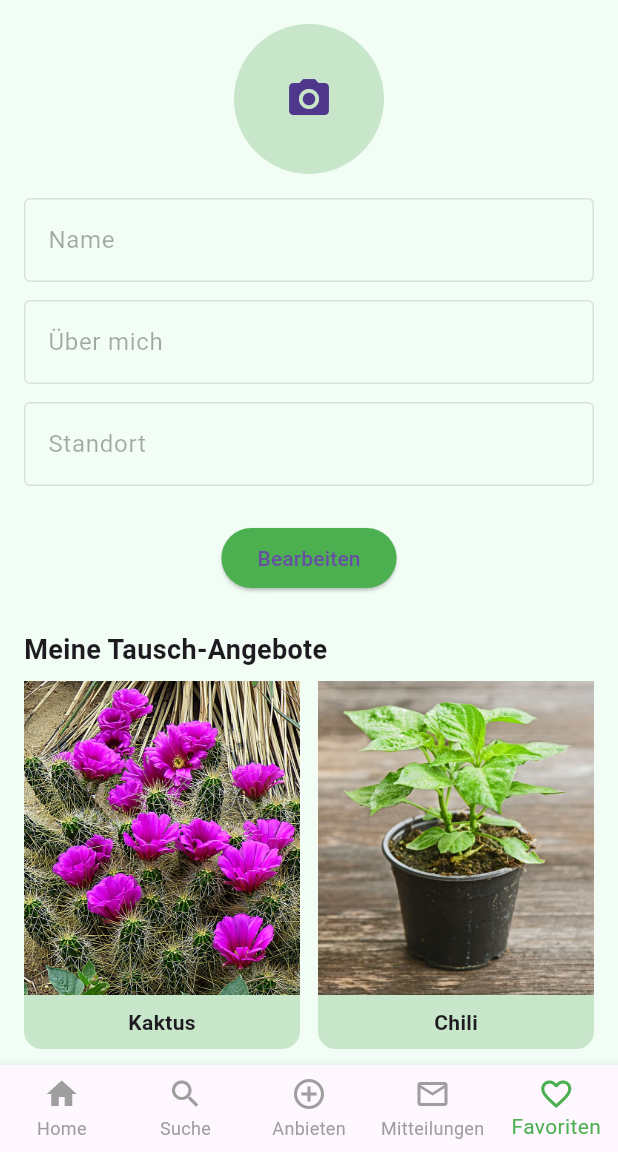
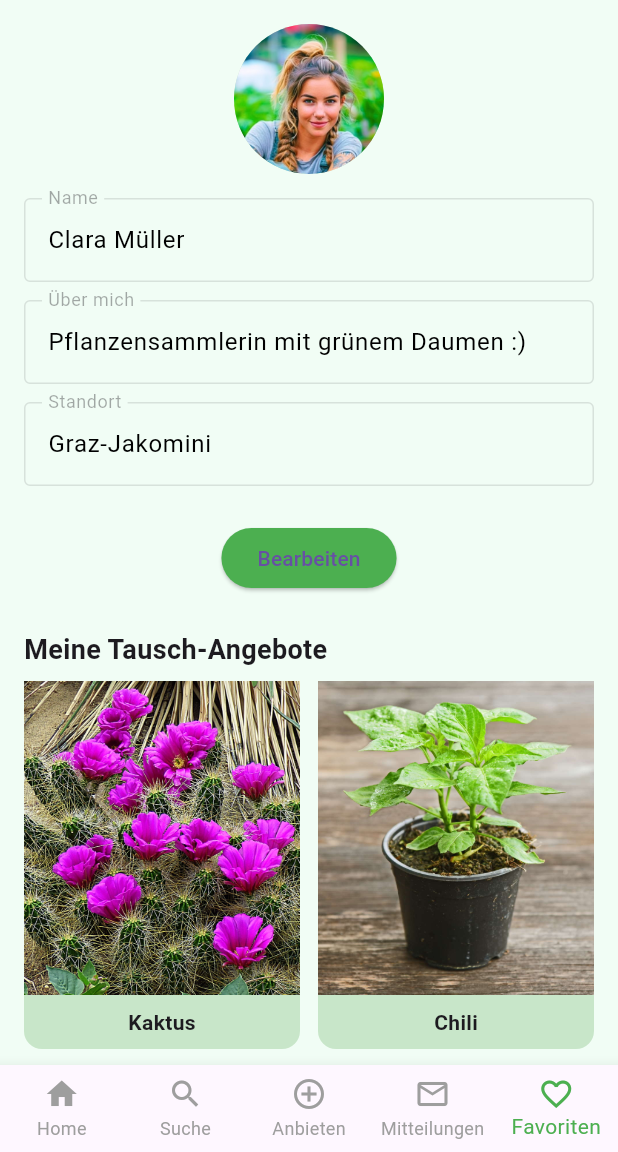
Before and after one commit to Anjanjanja1/GrowCircle, a Flutter app: the DashboardPage screen opened directly, after a tap on the "person" icon, on a phone screen of 412 x 824 dp, the part 84-1236 px from its top. Run offline on Flutter 3.47's test engine with Material 3 defaults, Android fonts, the phone set to English and light mode, and no system bars; our stand-ins replace flutter_map, geocoding, geolocator, image_picker, latlong2.

Commit message:
Profle Page, Dummy Data, Plant Detail Page

```diff
--- a/lib/dummy_data.dart
+++ b/lib/dummy_data.dart
@@ -37,7 +37,10 @@ class DummyUser {
 // Dummy Benutzer
 final List<DummyUser> dummyUsers = [
   DummyUser(id: 'u1', name: 'Anna'),
-  DummyUser(id: 'u2', name: 'Lukas'),
+  DummyUser(id: 'u2', name: 'Clara'),
+  DummyUser(id: 'u3', name: 'Sophia'),
+  DummyUser(id: 'u4', name: 'Anja'),
+  DummyUser(id: 'u5', name: 'Lukas'),
 ];
 
 // Dummy Pflanzen rund um Graz
@@ -60,7 +63,7 @@ final List<DummyPlant> dummyPlants = [
     pflanzenstadium: 'Ableger',
     beschreibung: 'Frischer Basilikum für deine Küche',
     standort: LatLng(47.0750, 15.4500), // Lendplatz
-    benutzerId: 'u1',
+    benutzerId: 'u3',
     bildPfad: 'assets/images/plants/basilikum.jpg',
     istFavorit: false,
   ),
@@ -71,7 +74,7 @@ final List<DummyPlant> dummyPlants = [
     pflanzenstadium: 'Jungpflanze',
     beschreibung: 'Sehr pflegeleicht und heilend',
     standort: LatLng(47.0670, 15.4300), // Jakominiplatz
-    benutzerId: 'u1',
+    benutzerId: 'u5',
     bildPfad: 'assets/images/plants/aloe_vera.jpg',
     istFavorit: true,
   ),
@@ -82,7 +85,7 @@ final List<DummyPlant> dummyPlants = [
     pflanzenstadium: 'Jungpflanze',
     beschreibung: 'Ideal für Tee!',
     standort: LatLng(47.0735, 15.4420), // Uni Graz
-    benutzerId: 'u1',
+    benutzerId: 'u3',
     bildPfad: 'assets/images/plants/minze.jpg',
     istFavorit: true,
   ),
@@ -93,7 +96,7 @@ final List<DummyPlant> dummyPlants = [
     pflanzenstadium: 'Ausgewachsen',
     beschreibung: 'Duftet wunderbar!',
     standort: LatLng(47.0690, 15.4600), // Murpark
-    benutzerId: 'u1',
+    benutzerId: 'u4',
     bildPfad: 'assets/images/plants/lavendel.jpg',
     istFavorit: false,
   ),
@@ -115,7 +118,7 @@ final List<DummyPlant> dummyPlants = [
     pflanzenstadium: 'Jungpflanze',
     beschreibung: 'Pflegeleichter Hingucker mit langen, schmalen Blättern.',
     standort: LatLng(47.0725, 15.4480), // Schlossberg
-    benutzerId: 'u1',
+    benutzerId: 'u5',
     bildPfad: 'assets/images/plants/drachenbaum.jpg',
     istFavorit: false,
   ),
@@ -126,7 +129,7 @@ final List<DummyPlant> dummyPlants = [
     pflanzenstadium: 'Ableger',
     beschreibung: 'Wächst schnell nach – ideal für frische Küche.',
     standort: LatLng(47.0742, 15.4444), // Stadtpark
-    benutzerId: 'u1',
+    benutzerId: 'u3',
     bildPfad: 'assets/images/plants/petersilie.jpg',
     istFavorit: true,
   ),
@@ -137,7 +140,7 @@ final List<DummyPlant> dummyPlants = [
     pflanzenstadium: 'Jungpflanze',
     beschreibung: 'Würzig duftender Küchenklassiker.',
     standort: LatLng(47.0701, 15.4499), // Murinsel
-    benutzerId: 'u1',
+    benutzerId: 'u4',
     bildPfad: 'assets/images/plants/thymian.jpg',
     istFavorit: false,
   ),
@@ -170,7 +173,7 @@ final List<DummyPlant> dummyPlants = [
     pflanzenstadium: 'Ausgewachsen',
     beschreibung: 'Wächst kräftig – ideal für Pizza-Fans!',
     standort: LatLng(47.0697, 15.4407), // Hauptplatz
-    benutzerId: 'u1',
+    benutzerId: 'u3',
     bildPfad: 'assets/images/plants/oregano.jpg',
     istFavorit: false,
   ),
@@ -181,7 +184,7 @@ final List<DummyPlant> dummyPlants = [
     pflanzenstadium: 'Jungpflanze',
     beschreibung: 'Große weiche Blätter, wächst schnell.',
     standort: LatLng(47.0658, 15.4455), // Jakoministraße
-    benutzerId: 'u1',
+    benutzerId: 'u5',
     bildPfad: 'assets/images/plants/zimmerlinde.jpg',
     istFavorit: false,
   ),
@@ -192,7 +195,7 @@ final List<DummyPlant> dummyPlants = [
     pflanzenstadium: 'Ableger',
     beschreibung: 'Beruhigend und lecker im Tee.',
     standort: LatLng(47.0711, 15.4520), // Griesplatz
-    benutzerId: 'u1',
+    benutzerId: 'u4',
     bildPfad: 'assets/images/plants/zitronenmelisse.jpg',
     istFavorit: true,
   ),
--- a/lib/profile_page.dart
+++ b/lib/profile_page.dart
@@ -41,13 +41,31 @@ class _ProfilePageState extends State<ProfilePage> {
     if (isEditing) {
       // Speichern der Daten
       print("Name: ${nameController.text}");
-      print("Slogan: ${sloganController.text}");
+      print("Über mich: ${sloganController.text}");
       print("Standort: ${locationController.text}");
     }
 
     setState(() {
       isEditing = !isEditing;
     });
+  }
+
+  @override
+  void dispose() {
+    nameController.dispose();
+    sloganController.dispose();
+    locationController.dispose();
+    super.dispose();
+  }
+
+  @override
+  void initState() {
+    super.initState();
+
+    // Startwerte Profil
+    nameController.text = 'Clara Müller';
+    sloganController.text = 'Pflanzensammlerin mit grünem Daumen :)';
+    locationController.text = 'Graz-Jakomini';
   }
 
   void _saveProfile() {
@@ -76,11 +94,20 @@ class _ProfilePageState extends State<ProfilePage> {
               child: CircleAvatar(
                 radius: 50,
                 backgroundImage:
-                    _profileImage != null ? FileImage(_profileImage!) : null,
+                    _profileImage != null
+                        ? FileImage(_profileImage!)
+                        : const AssetImage(
+                              'assets/images/plants/profile_img.jpg',
+                            )
+                            as ImageProvider,
                 backgroundColor: Colors.green.shade100,
                 child:
-                    _profileImage == null
-                        ? const Icon(Icons.camera_alt, size: 32)
+                    isEditing
+                        ? const Icon(
+                          Icons.camera_alt,
+                          size: 32,
+                          color: Colors.white,
+                        )
                         : null,
               ),
             ),
@@ -90,6 +117,7 @@ class _ProfilePageState extends State<ProfilePage> {
             TextField(
               controller: nameController,
               enabled: isEditing,
+              style: const TextStyle(color: Colors.black),
               decoration: const InputDecoration(
                 labelText: "Name",
                 border: OutlineInputBorder(),
@@ -101,6 +129,7 @@ class _ProfilePageState extends State<ProfilePage> {
             TextField(
               controller: sloganController,
               enabled: isEditing,
+              style: const TextStyle(color: Colors.black),
               decoration: const InputDecoration(
                 labelText: "Über mich",
                 border: OutlineInputBorder(),
@@ -112,6 +141,7 @@ class _ProfilePageState extends State<ProfilePage> {
             TextField(
               controller: locationController,
               enabled: isEditing,
+              style: const TextStyle(color: Colors.black),
               decoration: const InputDecoration(
                 labelText: "Standort",
                 border: OutlineInputBorder(),
```
Also changed, not shown: lib/plant_detail_page.dart (+12 -1 lines), assets/images/plants/profile_img.jpg (added).
